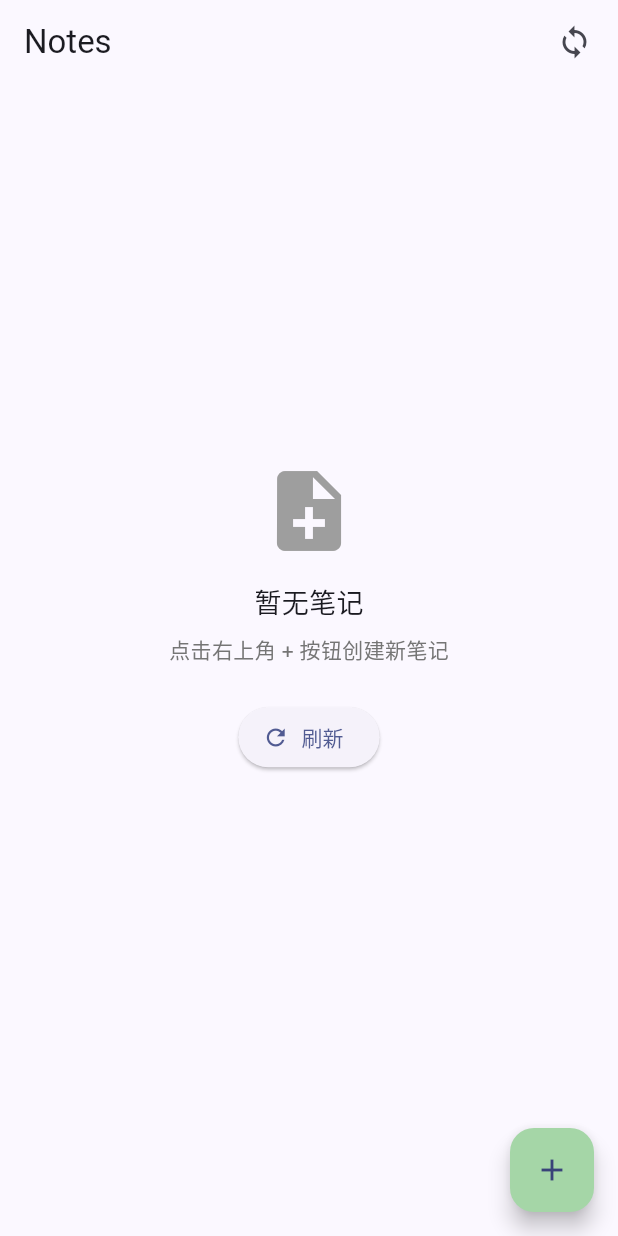
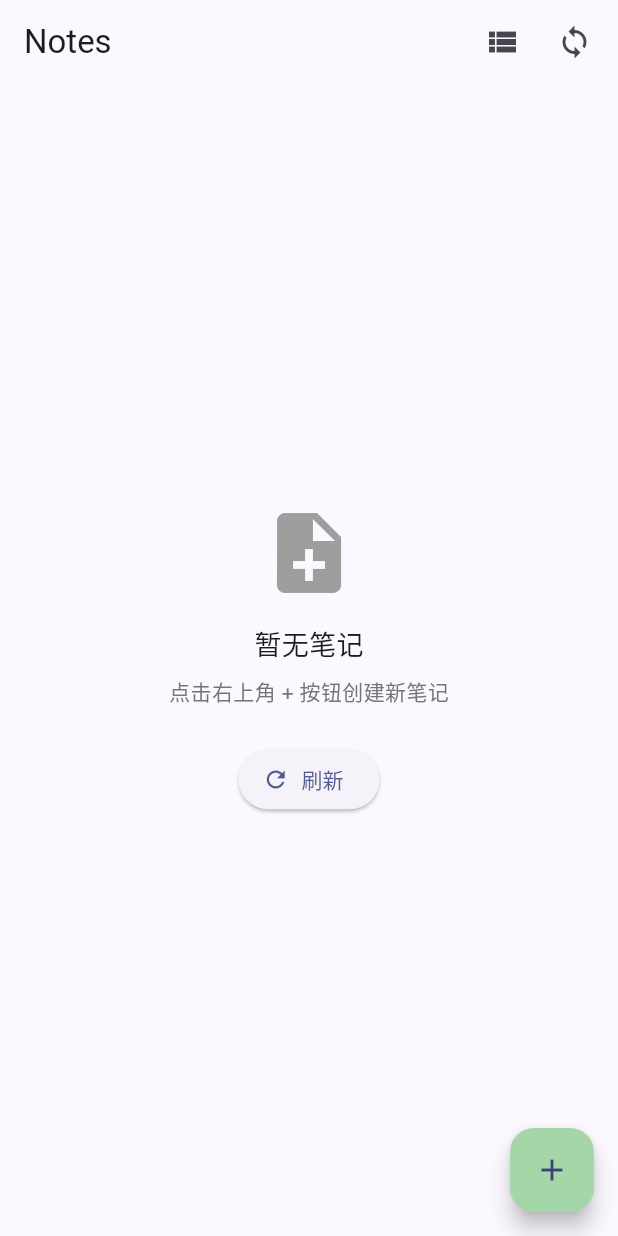
Before and after one commit to zhangxiaochang/note, a Flutter app: the screen it shows after launch, on a phone screen of 412 x 824 dp. Run offline on Flutter 3.47's test engine with Material 3 defaults, Android fonts, the phone set to English and light mode, and no system bars; our stand-ins replace sqflite; missing offline and left inert: flutter_quill; accounts and stored records are empty.

Commit message:
feat 增加了列表显示

```diff
--- a/lib/pages/home/home_page.dart
+++ b/lib/pages/home/home_page.dart
@@ -14,6 +14,7 @@ class HomePage extends StatefulWidget {
 
 class _HomePageState extends State<HomePage> {
   late Future<List<Note>> _future;
+  bool _isCardView = true; // 👈 新增：默认卡片视图
 
   // 动画状态变量
   double _refreshOpacity = 1.0;
@@ -60,37 +61,69 @@ class _HomePageState extends State<HomePage> {
     }
   }
 
+  // 👇 新增：切换视图模式
+  void _toggleViewMode() {
+    setState(() {
+      _isCardView = !_isCardView;
+    });
+  }
+
   @override
   Widget build(BuildContext context) {
     return Scaffold(
-      extendBodyBehindAppBar: true,
-      appBar: AppBar(
-        centerTitle: false,
-        title:  GestureDetector(
+      body: AnimatedOpacity(
+        duration: const Duration(milliseconds: 300),
+        opacity: _refreshOpacity,
+        child: Transform.scale(
+          scale: _scale,
+          child: NestedScrollView(
+            headerSliverBuilder: (context, innerBoxIsScrolled) {
+              return [
+                SliverAppBar(
+                  floating: true,
+                  // 滚动停止后是否立即显示
+                  snap: true,
+                  // 快速滑动时“吸附”展开/收起
+                  stretch: true,
+                  // 允许下拉拉伸（配合刷新）
+                  pinned: false,
+                  // 不固定（设为 true 则始终显示标题）
+                  title: GestureDetector(
                     onTap: () {
                       final now = DateTime.now();
-            if (_lastTap == null || now.difference(_lastTap!) < const Duration(seconds: 1)) {
+                      if (_lastTap == null ||
+                          now.difference(_lastTap!) <
+                              const Duration(seconds: 1)) {
                         _tapCount++;
                       } else {
                         _tapCount = 1;
                       }
                       _lastTap = now;
 
-            if (_tapCount >= 5) { // 连点 5 次
+                      if (_tapCount >= 5) {
                         setState(() {
                           _debugEnabled = true;
                         });
                         _tapCount = 0;
                         ScaffoldMessenger.of(context).showSnackBar(
-                const SnackBar(content: Text('🔧 Debug mode enabled!')),
+                          const SnackBar(
+                            content: Text('🔧 Debug mode enabled!'),
+                          ),
                         );
                       }
                     },
                     child: const Text('Notes'),
                   ),
                   actions: [
+                    IconButton(
+                      icon: Icon(
+                        _isCardView ? Icons.view_list : Icons.grid_view,
+                      ),
+                      onPressed: _toggleViewMode,
+                      tooltip: _isCardView ? '切换为列表' : '切换为卡片',
+                    ),
                     Padding(
-            padding: const EdgeInsets.only(right: 5)	,
+                      padding: const EdgeInsets.only(right: 5),
                       child: IconButton(
                         icon: const Icon(Icons.sync),
                         onPressed: _handleRefresh,
@@ -98,14 +131,16 @@ class _HomePageState extends State<HomePage> {
                     ),
                     if (_debugEnabled)
                       Padding(
-              padding: const EdgeInsets.only(right: 5)	,
+                        padding: const EdgeInsets.only(right: 5),
                         child: GestureDetector(
                           onLongPress: () {
                             setState(() {
                               _debugEnabled = false;
                             });
                             ScaffoldMessenger.of(context).showSnackBar(
-                    const SnackBar(content: Text('Debug mode disabled')),
+                              const SnackBar(
+                                content: Text('Debug mode disabled'),
+                              ),
                             );
                           },
                           child: IconButton(
@@ -113,7 +148,9 @@ class _HomePageState extends State<HomePage> {
                             onPressed: () {
                               Navigator.push(
                                 context,
-                      MaterialPageRoute(builder: (_) => StorageAnalyzerPage()),
+                                MaterialPageRoute(
+                                  builder: (_) => StorageAnalyzerPage(),
+                                ),
                               );
                             },
                           ),
@@ -121,24 +158,21 @@ class _HomePageState extends State<HomePage> {
                       ),
                   ],
                 ),
-      body: AnimatedOpacity(
-        duration: const Duration(milliseconds: 300),
-        opacity: _refreshOpacity,
-        child: Transform.scale(
-          scale: _scale,
-          child: HomePageBody(
+              ];
+            },
+            body: HomePageBody(
               future: _future,
-            onRefresh: _handleRefresh, // 传递带动画的刷新函数
+              onRefresh: _handleRefresh,
+              isCardView: _isCardView,
+            ),
           ),
         ),
       ),
       floatingActionButton: FloatingActionButton(
         onPressed: () async {
-            await Navigator.of(context).push(
-              MaterialPageRoute(
-                builder: (_) => EditPage(),
-                ),
-            );
+          await Navigator.of(
+            context,
+          ).push(MaterialPageRoute(builder: (_) => EditPage()));
         },
         tooltip: 'New',
         child: Icon(Icons.add),
--- a/lib/pages/home/home_page_body.dart
+++ b/lib/pages/home/home_page_body.dart
@@ -8,11 +8,13 @@ import 'note_card.dart';
 class HomePageBody extends StatelessWidget {
   final Future<List<Note>> future;
   final Future<void> Function() onRefresh;
+  final bool isCardView; // 👈 必须有这个参数
 
   const HomePageBody({
     super.key,
     required this.future,
     required this.onRefresh,
+    required this.isCardView, // 👈
   });
 
   static Future<void> _deleteNote(BuildContext context, Note note) async {
@@ -65,9 +67,7 @@ class HomePageBody extends StatelessWidget {
 
   @override
   Widget build(BuildContext context) {
-    return RefreshIndicator(
-      onRefresh: onRefresh,
-      child: FutureBuilder<List<Note>>(
+    return FutureBuilder<List<Note>>(
       future: future,
       builder: (_, snapshot) {
         if (snapshot.connectionState == ConnectionState.waiting) {
@@ -113,10 +113,11 @@ class HomePageBody extends StatelessWidget {
             ),
           );
         }
-
-          return Padding(
-            padding: const EdgeInsets.all(8.0),
-            child: MasonryGridView.count(
+        // 👇 核心修改：根据 isCardView 决定布局
+        Widget content;
+        if (isCardView) {
+          // 卡片模式：瀑布流
+          content = MasonryGridView.count(
             crossAxisCount: _crossAxisCount(context),
             mainAxisSpacing: 2,
             crossAxisSpacing: 2,
@@ -125,6 +126,51 @@ class HomePageBody extends StatelessWidget {
               final note = notes[index];
               return NoteCard(
                 note: note,
+                onTap: () {
+                  Navigator.of(context)
+                      .push<bool>(
+                        MaterialPageRoute(builder: (_) => EditPage(note: note)),
+                      )
+                      .then((edited) {
+                        if (edited == true) {
+                          onRefresh();
+                        }
+                      });
+                },
+                onLongPress: () {
+                  _deleteNote(context, note).then((_) {
+                    onRefresh();
+                  });
+                },
+              );
+            },
+          );
+        } else {
+          // 列表模式：ListView
+          content = ListView.builder(
+            itemCount: notes.length,
+            padding: const EdgeInsets.all(8.0),
+            itemBuilder: (_, index) {
+              final note = notes[index];
+              return Card(
+                margin: const EdgeInsets.symmetric(vertical: 4),
+                child: ListTile(
+                  contentPadding: const EdgeInsets.symmetric(
+                    horizontal: 12,
+                    vertical: 8,
+                  ),
+                  title: Text(
+                    note.title.isEmpty ? '<无标题>' : note.title,
+                    maxLines: 1,
+                    overflow: TextOverflow.ellipsis,
+                  ),
+                  subtitle: Text(
+                    note.content,
+                    maxLines: 2,
+                    overflow: TextOverflow.ellipsis,
+                    style: const TextStyle(fontSize: 13),
+                  ),
+                  trailing: const Icon(Icons.chevron_right, size: 20),
                   onTap: () {
                     Navigator.of(context)
                         .push<bool>(
@@ -140,15 +186,17 @@ class HomePageBody extends StatelessWidget {
                   },
                   onLongPress: () {
                     _deleteNote(context, note).then((_) {
-                      onRefresh(); // 触发动画刷新
+                      onRefresh();
                     });
-                  },
-                );
                   },
                 ),
               );
             },
-      ),
+          );
+        }
+        // ✅ 关键：在这里包裹 RefreshIndicator！
+        return RefreshIndicator(onRefresh: onRefresh, child: content);
+      },
     );
   }
 }
```
Lines whose indentation alone changed are shown as unchanged.
